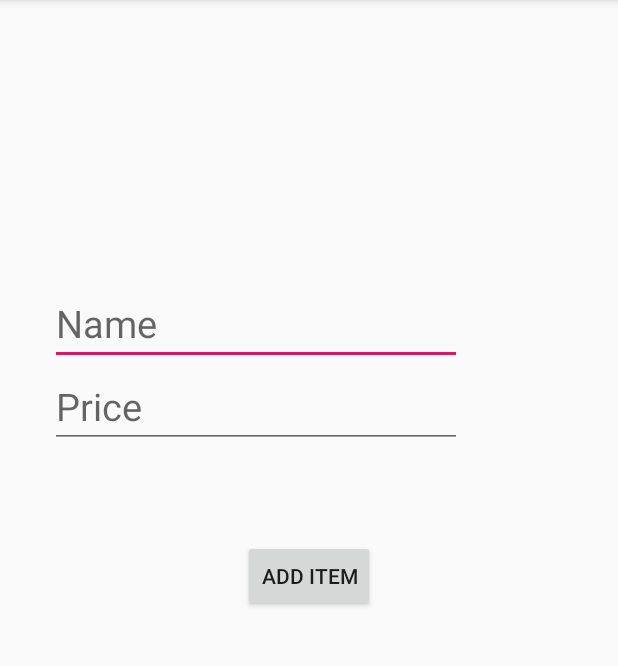
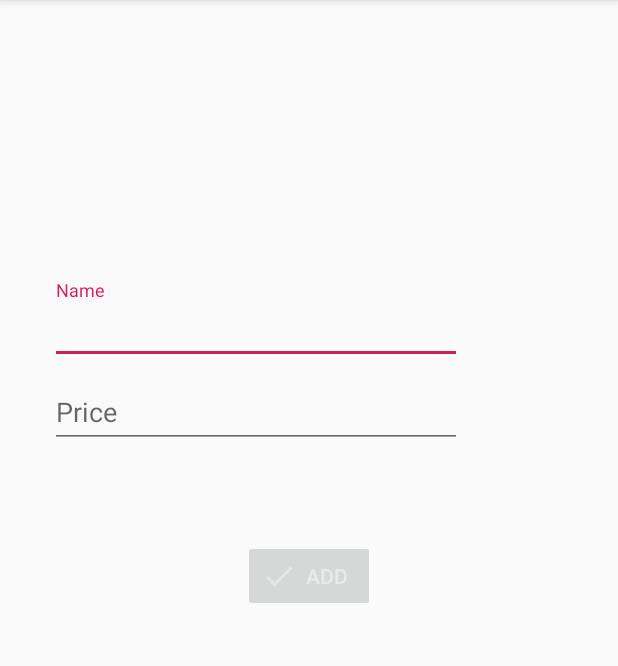
Before and after one commit to druespin/LoftMoney, an Android app: the AddItemActivity screen opened directly, with no data from a screen before it, on a phone screen of 412 x 824 dp, the part 84-750 px from its top. Run offline under Robolectric (Android 15) with nearby library versions, the phone set to English and light mode, and no system bars; our stand-ins replace RxJava; network calls fail.

Commit message:
material updated

```diff
--- a/app/build.gradle
+++ b/app/build.gradle
@@ -27,7 +27,7 @@ android {
 dependencies {
 
     def retrofit2_version = '2.8.1'
-    def okhttp3_version = '4.4.1'
+    def okhttp3_version = '4.5.0'
     def rxjava2_version = '2.1.1'
     def gson_version = '2.8.6'
 
--- a/app/src/main/java/com/example/loftmoney/AddItemActivity.kt
+++ b/app/src/main/java/com/example/loftmoney/AddItemActivity.kt
@@ -1,31 +1,48 @@
 package com.example.loftmoney
 
-import android.app.Activity
-import android.content.Intent
 import androidx.appcompat.app.AppCompatActivity
 import android.os.Bundle
+import android.text.Editable
+import android.text.TextWatcher
 import android.util.Log
 import android.widget.Toast
-import androidx.core.app.BundleCompat
-import com.example.loftmoney.web.ApiService
 import com.example.loftmoney.web.ApiService.Companion.createApiService
-import io.reactivex.Scheduler
 import io.reactivex.android.schedulers.AndroidSchedulers
 import io.reactivex.disposables.CompositeDisposable
-import io.reactivex.functions.Action
-import io.reactivex.functions.Consumer
 import io.reactivex.schedulers.Schedulers
 import kotlinx.android.synthetic.main.activity_add_item.*
 
 
 class AddItemActivity : AppCompatActivity() {
 
+    private var mName: String? = null
+    private var mPrice: String? = null
+
     override fun onCreate(savedInstanceState: Bundle?) {
         super.onCreate(savedInstanceState)
         setContentView(R.layout.activity_add_item)
 
-        val name = item_name.text
-        val price = item_price.text
+        item_name.addTextChangedListener(object : TextWatcher {
+            override fun afterTextChanged(s: Editable?) {
+                mName = s.toString()
+                checkIfHasText()
+            }
+            override fun beforeTextChanged(s: CharSequence?, start: Int, count: Int, after: Int) {
+            }
+            override fun onTextChanged(s: CharSequence?, start: Int, before: Int, count: Int) {
+            }
+        })
+
+        item_price.addTextChangedListener(object : TextWatcher {
+            override fun afterTextChanged(s: Editable?) {
+                mPrice = s.toString()
+                checkIfHasText()
+            }
+            override fun beforeTextChanged(s: CharSequence?, start: Int, count: Int, after: Int) {
+            }
+            override fun onTextChanged(s: CharSequence?, start: Int, before: Int, count: Int) {
+            }
+        })
 
         val args = intent.getStringExtra(EXTRA_KEY)
 
@@ -43,7 +60,7 @@ class AddItemActivity : AppCompatActivity() {
         // Add Item button handler
         btn_add_item.setOnClickListener{
 
-            if (name.isNullOrEmpty() || price.isNullOrEmpty()) {
+            if (mName.isNullOrEmpty() || mPrice.isNullOrEmpty()) {
                 Toast.makeText(this, "Both fields should be populated", Toast.LENGTH_SHORT).show()
                 return@setOnClickListener
             }
@@ -54,15 +71,21 @@ class AddItemActivity : AppCompatActivity() {
             /**
              *  Send new item to server
              */
-            postNewItemToServer(name.toString(),
-                Integer.parseInt(price.toString()),
+            if (reqType == null) {
+                Toast.makeText(this, "Request type is unknown", Toast.LENGTH_SHORT).show()
+                return@setOnClickListener
+            }
+
+            postAddedItemToServer(mName.toString(),
+                Integer.parseInt(mPrice.toString()),
                 reqType)
+
             finish()
         }
     }
 
 
-    private fun postNewItemToServer(name: String?, price: Int?, type: String?) {
+    private fun postAddedItemToServer(name: String?, price: Int?, type: String?) {
         val disposable = CompositeDisposable()
         val responseFromApi = createApiService.postItem(price, name, type)
 
@@ -77,4 +100,9 @@ class AddItemActivity : AppCompatActivity() {
                     })
             )
     }
+
+    private fun checkIfHasText() {
+        btn_add_item.isEnabled =
+            !mName.isNullOrEmpty() && !mPrice.isNullOrEmpty()
+    }
 }
--- /dev/null
+++ b/app/src/main/res/color/btn_add_text_color.xml
@@ -0,0 +1,6 @@
+<?xml version="1.0" encoding="utf-8"?>
+<selector xmlns:android="http://schemas.android.com/apk/res/android">
+
+    <item android:color="#7ed321" android:state_enabled="true"/>
+    <item android:color="#eaeaea" android:state_enabled="false"/>
+</selector>
--- /dev/null
+++ b/app/src/main/res/drawable-anydpi/ic_check_gray.xml
@@ -0,0 +1,11 @@
+<vector xmlns:android="http://schemas.android.com/apk/res/android"
+    android:width="24dp"
+    android:height="24dp"
+    android:viewportWidth="24"
+    android:viewportHeight="24"
+    android:tint="#EAEAEA"
+    android:alpha="0.8">
+    <path
+        android:fillColor="#FF000000"
+        android:pathData="M9,16.17L4.83,12l-1.42,1.41L9,19 21,7l-1.41,-1.41z"/>
+</vector>
--- /dev/null
+++ b/app/src/main/res/drawable-anydpi/ic_check_green.xml
@@ -0,0 +1,11 @@
+<vector xmlns:android="http://schemas.android.com/apk/res/android"
+    android:width="24dp"
+    android:height="24dp"
+    android:viewportWidth="24"
+    android:viewportHeight="24"
+    android:tint="#7ED321"
+    android:alpha="0.8">
+    <path
+        android:fillColor="#FF000000"
+        android:pathData="M9,16.17L4.83,12l-1.42,1.41L9,19 21,7l-1.41,-1.41z"/>
+</vector>
--- /dev/null
+++ b/app/src/main/res/drawable/check_add_selector.xml
@@ -0,0 +1,7 @@
+<?xml version="1.0" encoding="utf-8"?>
+<selector xmlns:android="http://schemas.android.com/apk/res/android">
+
+    <item android:drawable="@drawable/ic_check_green" android:state_enabled="true"/>
+    <item android:drawable="@drawable/ic_check_gray" android:state_enabled="false"/>
+
+</selector>
--- a/app/src/main/res/layout/activity_add_item.xml
+++ b/app/src/main/res/layout/activity_add_item.xml
@@ -15,23 +15,33 @@
         android:layout_marginBottom="61dp"
         android:orientation="vertical">
 
-        <EditText
-            android:id="@+id/item_name"
+        <com.google.android.material.textfield.TextInputLayout
             android:layout_width="match_parent"
             android:layout_height="wrap_content"
-            android:textSize="@dimen/item_text_size"
-            android:inputType="text"
-            android:hint="@string/item_name" />
+            android:hint="@string/hint_item_name">
 
-        <EditText
-            android:id="@+id/item_price"
+            <com.google.android.material.textfield.TextInputEditText
+                android:id="@+id/item_name"
+                android:layout_width="match_parent"
+                android:layout_height="wrap_content"
+                android:inputType="text"/>
+
+        </com.google.android.material.textfield.TextInputLayout>
+
+        <com.google.android.material.textfield.TextInputLayout
             android:layout_width="match_parent"
             android:layout_height="wrap_content"
-            android:textSize="@dimen/item_text_size"
-            android:inputType="number"
-            android:hint="@string/item_price" />
+            android:hint="@string/hint_item_price">
+
+            <com.google.android.material.textfield.TextInputEditText
+                android:id="@+id/item_price"
+                android:layout_width="match_parent"
+                android:layout_height="wrap_content"
+                android:inputType="numberDecimal"/>
+
+        </com.google.android.material.textfield.TextInputLayout>
+
     </LinearLayout>
-
 
     <Button
         android:id="@+id/btn_add_item"
@@ -39,6 +49,9 @@
         android:layout_height="wrap_content"
         android:text="@string/add_item"
         android:textSize="@dimen/add_btn_txt"
+        android:enabled="false"
+        android:textColor="@color/btn_add_text_color"
+        android:drawableStart="@drawable/check_add_selector"
         android:layout_centerHorizontal="true"
         android:layout_centerVertical="true"/>
 
--- a/app/src/main/res/values/colors.xml
+++ b/app/src/main/res/values/colors.xml
@@ -8,6 +8,6 @@
     <color name="item_price_color">#4a90e2</color>
     <color name="fab_main_color">#FFC107</color>
     <color name="tabs_text">#fff</color>
-    <color name="expense_text_color">#4a90e2</color>
+    <color name="expense_text_color">#3574fa</color>
     <color name="income_text_color">#7ed321</color>
 </resources>
--- a/app/src/main/res/values/strings.xml
+++ b/app/src/main/res/values/strings.xml
@@ -1,8 +1,8 @@
 <resources>
     <string name="app_name">LoftMoney</string>
-    <string name="item_name">Name</string>
-    <string name="item_price">Price</string>
-    <string name="add_item">ADD ITEM</string>
+    <string name="hint_item_name">Name</string>
+    <string name="hint_item_price">Price</string>
+    <string name="add_item"> ADD </string>
     <string name="expenses">EXPENSES</string>
     <string name="incomes">INCOMES</string>
 </resources>
--- a/build.gradle
+++ b/build.gradle
@@ -1,7 +1,7 @@
 // Top-level build file where you can add configuration options common to all sub-projects/modules.
 
 buildscript {
-    ext.kotlin_version = '1.3.70'
+    ext.kotlin_version = '1.3.71'
     repositories {
         google()
         jcenter()
```
Also changed, not shown: app/src/main/res/drawable-hdpi/ic_check_gray.png (added), app/src/main/res/drawable-hdpi/ic_check_green.png (added), app/src/main/res/drawable-mdpi/ic_check_gray.png (added), app/src/main/res/drawable-mdpi/ic_check_green.png (added), app/src/main/res/drawable-xhdpi/ic_check_gray.png (added), app/src/main/res/drawable-xhdpi/ic_check_green.png (added), app/src/main/res/drawable-xxhdpi/ic_check_gray.png (added), app/src/main/res/drawable-xxhdpi/ic_check_green.png (added), 1 other file.
